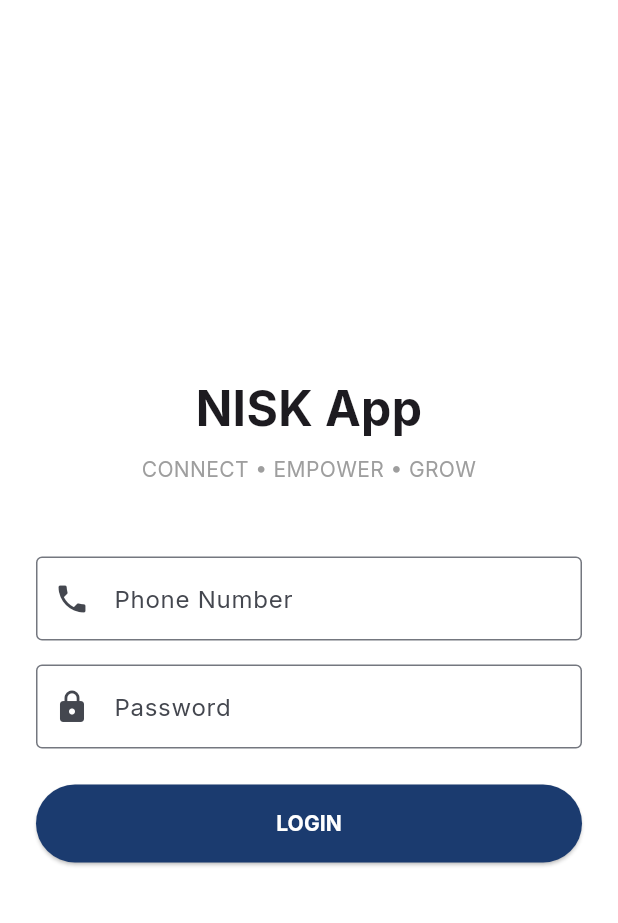
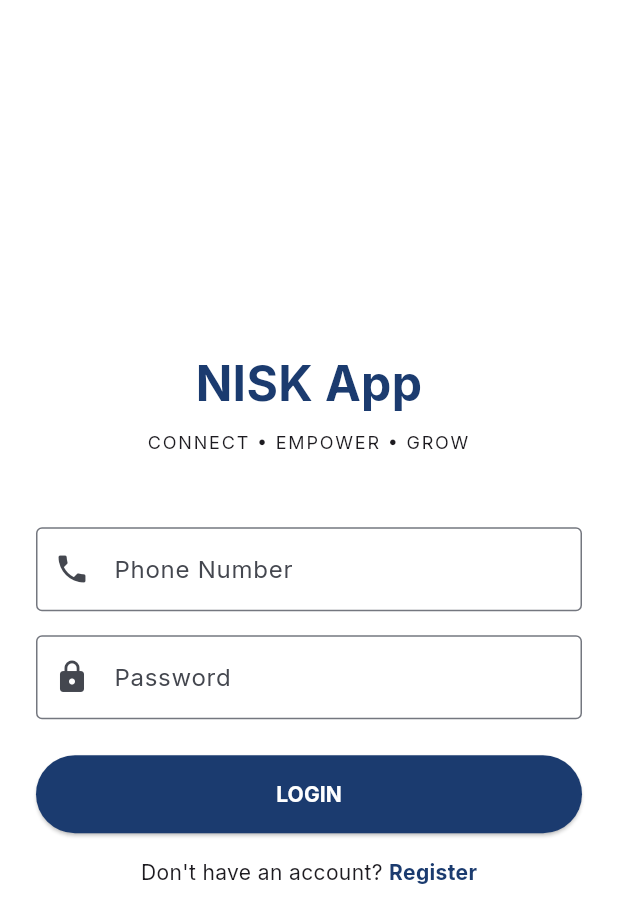
Before and after one commit to sarfan2000/nisk_app, a Flutter app: the screen it shows after launch, on a phone screen of 412 x 824 dp. Shown: the top 923 px of the screen. Run offline on Flutter 3.47's test engine with Material 3 defaults, Android fonts, the phone set to English and light mode, and no system bars; our stand-ins replace google_fonts, shared_preferences.

Commit message:
Complete API Authentication Flow: Added Register UI and HTTP bindings

```diff
--- a/mobile/lib/screens/login_screen.dart
+++ b/mobile/lib/screens/login_screen.dart
@@ -1,5 +1,6 @@
 import 'package:flutter/material.dart';
 import 'package:nisk_app/services/auth_service.dart';
+import 'package:nisk_app/screens/register_screen.dart';
 
 class LoginScreen extends StatefulWidget {
   const LoginScreen({super.key});
@@ -39,7 +40,7 @@ class _LoginScreenState extends State<LoginScreen> {
       backgroundColor: Colors.white,
       body: SafeArea(
         child: Padding(
-          padding: const EdgeInsets.symmetric(horizontal: 24.0),
+          padding: const EdgeInsets.all(24.0),
           child: Column(
             mainAxisAlignment: MainAxisAlignment.center,
             crossAxisAlignment: CrossAxisAlignment.stretch,
@@ -47,13 +48,17 @@ class _LoginScreenState extends State<LoginScreen> {
               const Text(
                 'NISK App',
                 textAlign: TextAlign.center,
-                style: TextStyle(fontSize: 32, fontWeight: FontWeight.bold),
+                style: TextStyle(
+                  fontSize: 32,
+                  fontWeight: FontWeight.bold,
+                  color: Color(0xFF1B3B6F), // Brand Blue
+                ),
               ),
               const SizedBox(height: 8),
               const Text(
                 'CONNECT • EMPOWER • GROW',
                 textAlign: TextAlign.center,
-                style: TextStyle(color: Colors.grey),
+                style: TextStyle(fontSize: 12, letterSpacing: 1.2),
               ),
               const SizedBox(height: 48),
               TextField(
@@ -87,6 +92,22 @@ class _LoginScreenState extends State<LoginScreen> {
                     ),
                     child: const Text('LOGIN', style: TextStyle(fontWeight: FontWeight.bold)),
                   ),
+              const SizedBox(height: 16),
+              Row(
+                  mainAxisAlignment: MainAxisAlignment.center,
+                  children: [
+                    const Text("Don't have an account? "),
+                    GestureDetector(
+                      onTap: () {
+                         Navigator.push(context, MaterialPageRoute(builder: (context) => const RegisterScreen()));
+                      },
+                      child: const Text(
+                        'Register',
+                        style: TextStyle(color: Color(0xFF1B3B6F), fontWeight: FontWeight.bold),
+                      ),
+                    ),
+                  ],
+              )
             ],
           ),
         ),
```
Also changed, not shown: mobile/lib/screens/register_screen.dart (added, +115 -0 lines).
